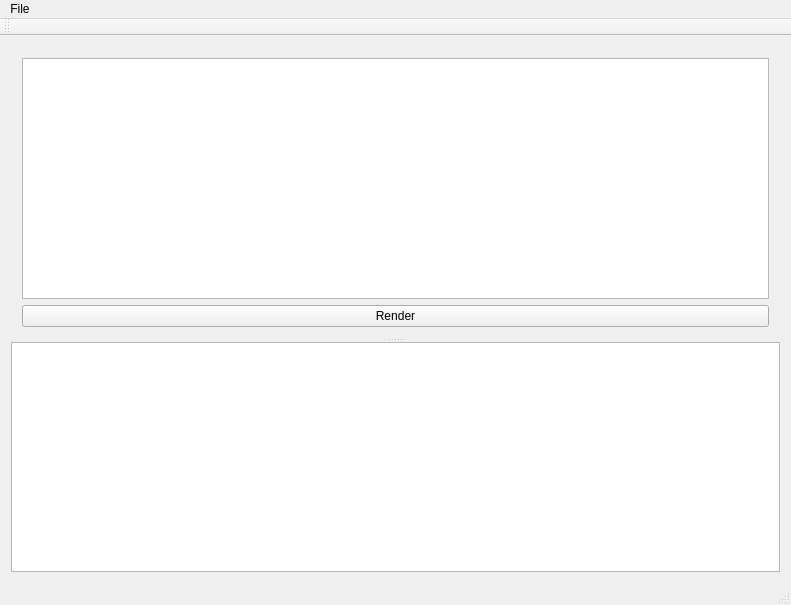
Before: the Qt Designer form mainwindow.ui in mapcrafter/mapcrafter-gui, drawn with Qt 5.
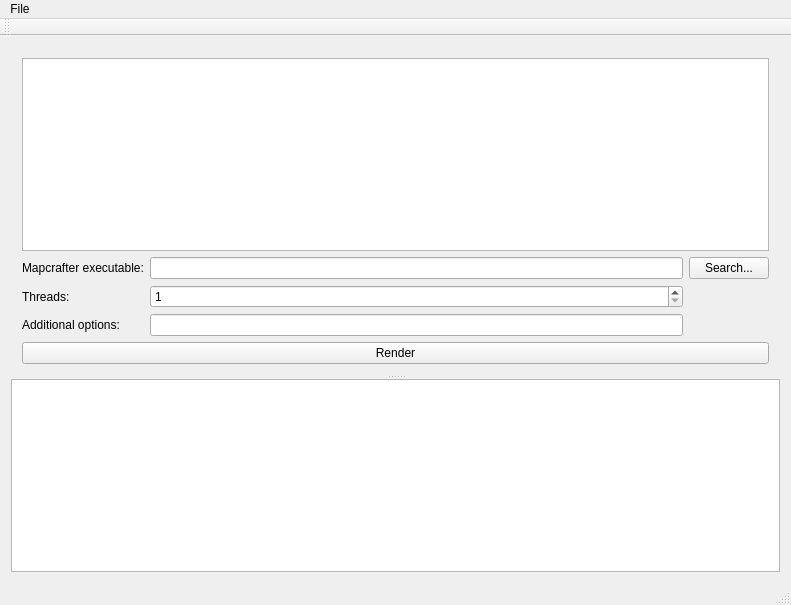
After: the same form once the commit is applied. Custom widgets are drawn as their Qt base class.

Commit message: Added VERY simple way to run Mapcrafter with the terminal widget.

```diff
--- a/mainwindow.ui
+++ b/mainwindow.ui
@@ -34,6 +34,51 @@
           </property>
          </widget>
         </item>
+        <item>
+         <layout class="QGridLayout" name="gridLayout">
+          <item row="0" column="0">
+           <widget class="QLabel" name="label">
+            <property name="text">
+             <string>Mapcrafter executable:</string>
+            </property>
+           </widget>
+          </item>
+          <item row="2" column="0">
+           <widget class="QLabel" name="label_3">
+            <property name="text">
+             <string>Additional options:</string>
+            </property>
+           </widget>
+          </item>
+          <item row="1" column="2">
+           <widget class="QSpinBox" name="threads">
+            <property name="minimum">
+             <number>1</number>
+            </property>
+           </widget>
+          </item>
+          <item row="0" column="3">
+           <widget class="QPushButton" name="buttonMapcrafterPath">
+            <property name="text">
+             <string>Search...</string>
+            </property>
+           </widget>
+          </item>
+          <item row="1" column="0">
+           <widget class="QLabel" name="label_2">
+            <property name="text">
+             <string>Threads:</string>
+            </property>
+           </widget>
+          </item>
+          <item row="0" column="2">
+           <widget class="QLineEdit" name="mapcrafterPath"/>
+          </item>
+          <item row="2" column="2">
+           <widget class="QLineEdit" name="additionalOptions"/>
+          </item>
+         </layout>
+        </item>
         <item>
          <layout class="QVBoxLayout" name="layoutControlButtons">
           <item>
```
The commit also changes 4 other files.
